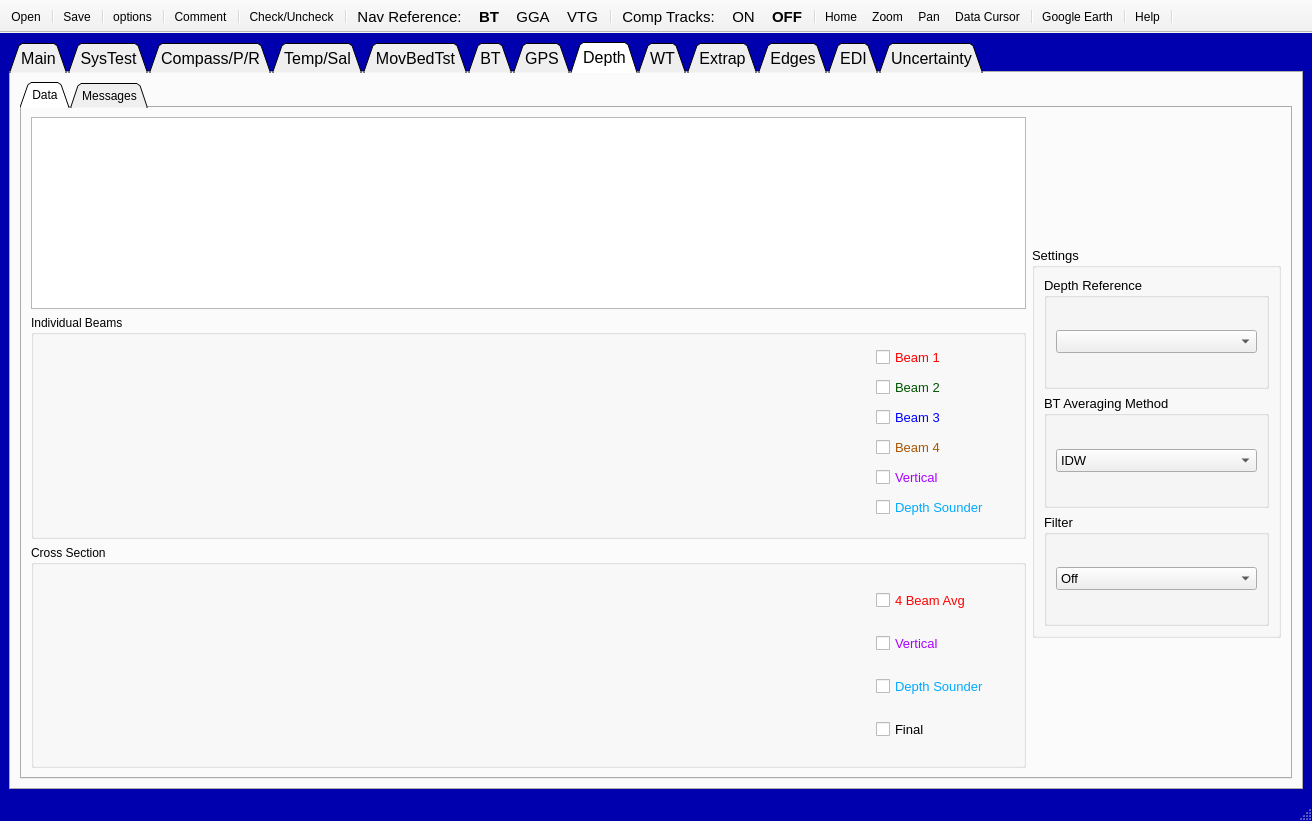
Sana-hammemi/qrevint, file UI/QRev_gui.ui: the form before one commit.
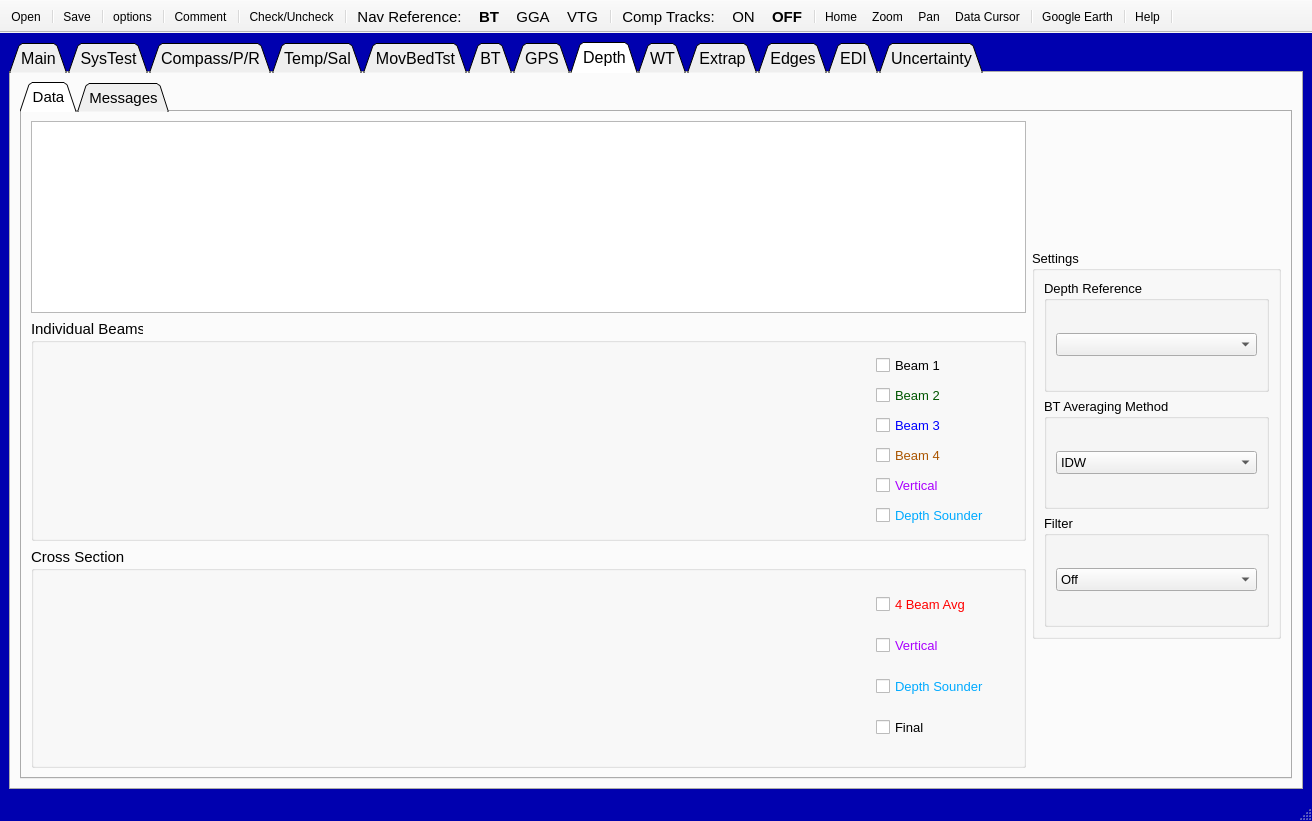
The form after the commit. The open tabs and pages were chosen to show the change. Icons and pictures are not drawn.

Diff of the .ui file:
```diff
--- a/UI/QRev_gui.ui
+++ b/UI/QRev_gui.ui
@@ -3417,6 +3417,11 @@
        <layout class="QGridLayout" name="gridLayout_30">
         <item row="0" column="0">
          <widget class="QTabWidget" name="tab_depth_2">
+          <property name="font">
+           <font>
+            <pointsize>11</pointsize>
+           </font>
+          </property>
           <property name="tabShape">
            <enum>QTabWidget::Triangular</enum>
           </property>
@@ -3454,7 +3459,7 @@
                           <colorrole role="WindowText">
                            <brush brushstyle="SolidPattern">
                             <color alpha="255">
-                             <red>255</red>
+                             <red>0</red>
                              <green>0</green>
                              <blue>0</blue>
                             </color>
@@ -3465,7 +3470,7 @@
                           <colorrole role="WindowText">
                            <brush brushstyle="SolidPattern">
                             <color alpha="255">
-                             <red>255</red>
+                             <red>0</red>
                              <green>0</green>
                              <blue>0</blue>
                             </color>
```
